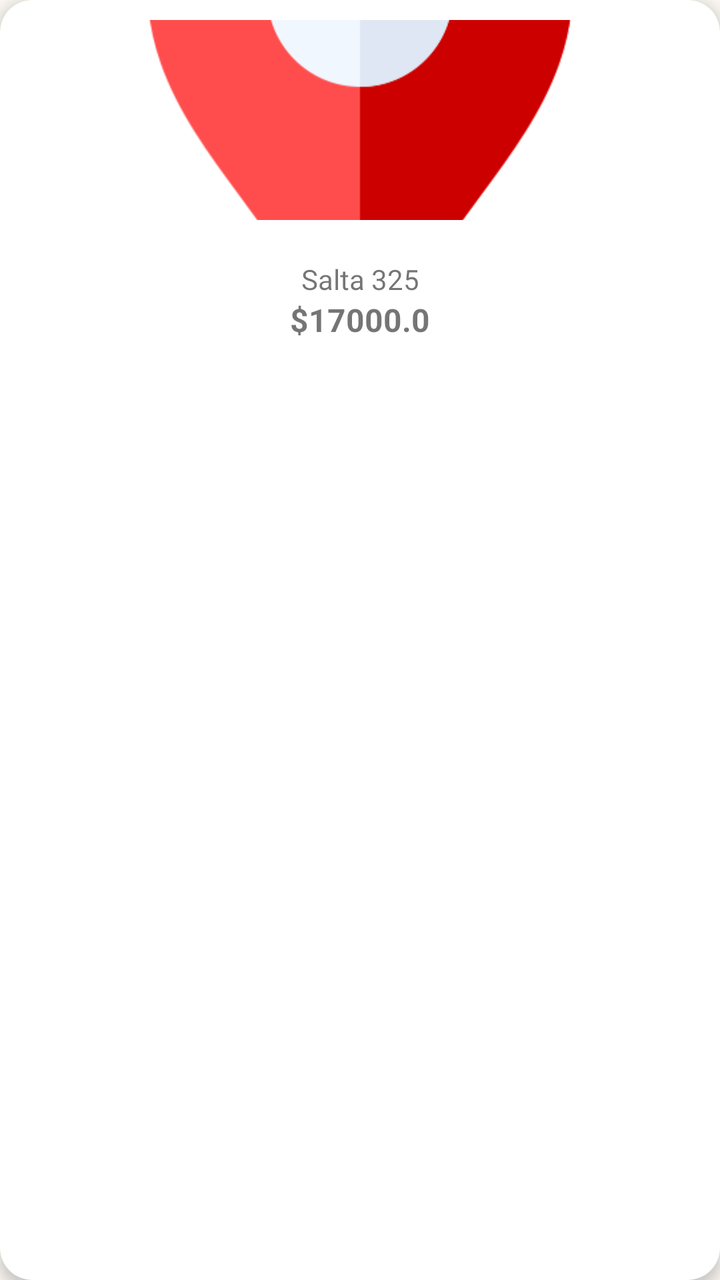
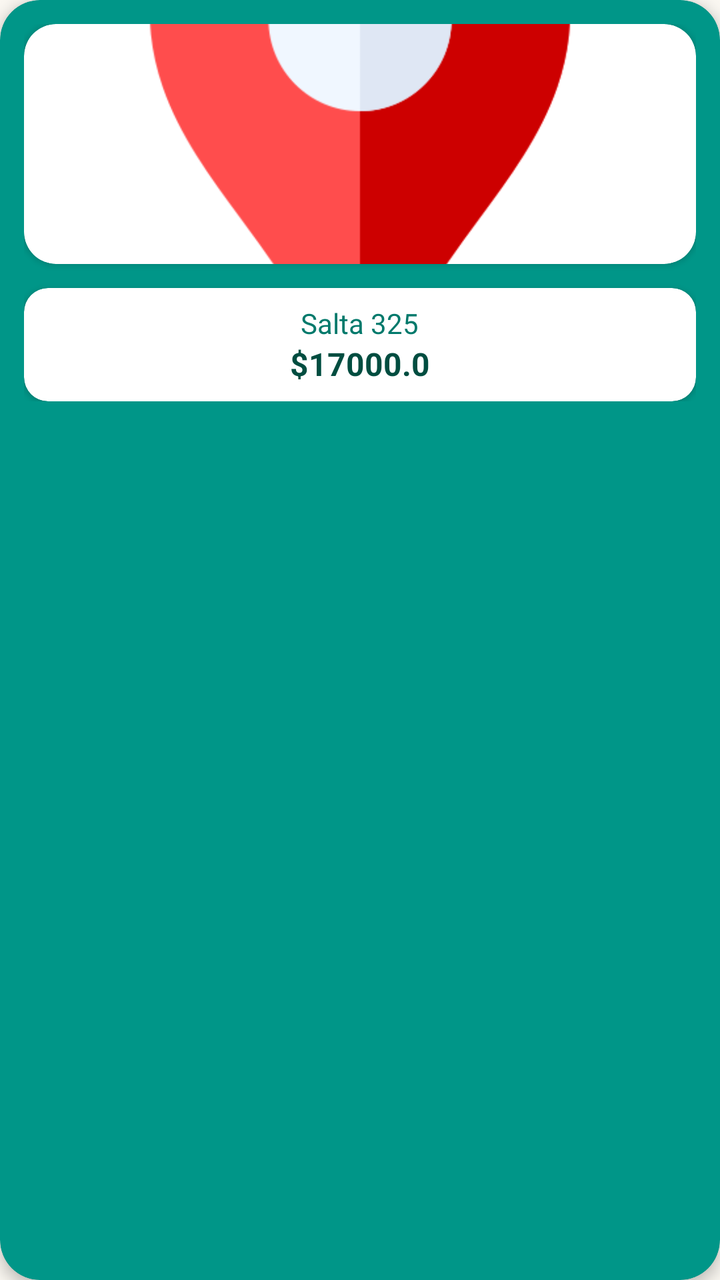

Screens rendered from an Android XML layout before and after an edit, with the pre-edit source and the edit as a unified diff.
<!-- AndroidManifest.xml: application theme Theme.Inmobiliaria -->
<!-- res/layout/item_inmueble.xml -->
<?xml version="1.0" encoding="utf-8"?>
<androidx.cardview.widget.CardView xmlns:android="http://schemas.android.com/apk/res/android"
    xmlns:app="http://schemas.android.com/apk/res-auto"
    android:layout_width="160dp"
    android:layout_height="wrap_content"
    android:layout_margin="8dp"
    app:cardCornerRadius="16dp"
    app:cardElevation="4dp" >

    <androidx.constraintlayout.widget.ConstraintLayout
    android:layout_width="match_parent"
    android:layout_height="wrap_content"
    android:padding="10dp">

    <ImageView
        android:id="@+id/imgInmueble"
        android:layout_width="0dp"
        android:layout_height="100dp"
        android:scaleType="centerCrop"
        android:src="@drawable/ubic"
        app:layout_constraintEnd_toEndOf="parent"
        app:layout_constraintStart_toStartOf="parent"
        app:layout_constraintTop_toTopOf="parent" />

    <androidx.constraintlayout.widget.ConstraintLayout
        android:layout_width="0dp"
        android:layout_height="wrap_content"
        android:layout_marginTop="12dp"
        android:padding="8dp"
        app:layout_constraintBottom_toBottomOf="parent"
        app:layout_constraintEnd_toEndOf="parent"
        app:layout_constraintStart_toStartOf="parent"
        app:layout_constraintTop_toBottomOf="@+id/imgInmueble">

        <TextView
            android:id="@+id/tvDireccion"
            android:layout_width="wrap_content"
            android:layout_height="wrap_content"
            android:text="Salta 325"
            android:textSize="14sp"
            app:layout_constraintEnd_toEndOf="parent"
            app:layout_constraintStart_toStartOf="parent"
            app:layout_constraintTop_toTopOf="parent" />

        <TextView
            android:id="@+id/tvPrecio"
            android:layout_width="wrap_content"
            android:layout_height="wrap_content"
            android:text="$17000.0"
            android:textSize="16sp"
            android:textStyle="bold"
            app:layout_constraintEnd_toEndOf="parent"
            app:layout_constraintStart_toStartOf="parent"
            app:layout_constraintTop_toBottomOf="@+id/tvDireccion" />
    </androidx.constraintlayout.widget.ConstraintLayout>

</androidx.constraintlayout.widget.ConstraintLayout>

</androidx.cardview.widget.CardView>
<!-- resources referenced by this layout -->
<resources>
  <!-- drawable ubic: png bitmap (drawable, 18653 bytes) -->
  <style name="Theme.Inmobiliaria" parent="Theme.MaterialComponents.DayNight.DarkActionBar">
          <item name="colorPrimary">@color/green</item>
          <item name="colorPrimaryVariant">@color/green_dark</item>
          <item name="colorOnPrimary">@color/white</item>
  
          <item name="colorSecondary">@color/accent_warm</item>
          <item name="colorSecondaryVariant">@color/accent_warm_dark</item>
          <item name="colorOnSecondary">@color/white</item>
  
          <item name="android:colorBackground">@color/bg_light</item>
          <item name="colorSurface">@color/surface_light</item>
          <item name="colorOnBackground">@color/text_light</item>
          <item name="colorOnSurface">@color/text_light</item>
  
          <item name="android:statusBarColor">?attr/colorPrimaryVariant</item>
      </style>
  <color name="green">#47BA52</color>
  <color name="green_dark">#2F8F3A</color>
  <color name="white">#FFFFFFFF</color>
  <color name="accent_warm">#D98E5F</color>
  <color name="accent_warm_dark">#B87447</color>
  <color name="bg_light">#FAF7F1</color>
  <color name="surface_light">#FFFDF8</color>
  <color name="text_light">#1E241E</color>
</resources>

<!-- the commit's change to res/layout/item_inmueble.xml (unified diff, before → after) -->
@@ -1,59 +1,71 @@
 <?xml version="1.0" encoding="utf-8"?>
 <androidx.cardview.widget.CardView xmlns:android="http://schemas.android.com/apk/res/android"
     xmlns:app="http://schemas.android.com/apk/res-auto"
-    android:layout_width="160dp"
+    android:layout_width="match_parent"
     android:layout_height="wrap_content"
     android:layout_margin="8dp"
-    app:cardCornerRadius="16dp"
-    app:cardElevation="4dp" >
+    android:backgroundTint="#009688"
+    app:cardCornerRadius="20dp"
+    app:cardElevation="4dp">
 
     <androidx.constraintlayout.widget.ConstraintLayout
-    android:layout_width="match_parent"
-    android:layout_height="wrap_content"
-    android:padding="10dp">
+        android:layout_width="match_parent"
+        android:layout_height="wrap_content"
+        android:padding="12dp">
 
-    <ImageView
-        android:id="@+id/imgInmueble"
-        android:layout_width="0dp"
-        android:layout_height="100dp"
-        android:scaleType="centerCrop"
-        android:src="@drawable/ubic"
-        app:layout_constraintEnd_toEndOf="parent"
-        app:layout_constraintStart_toStartOf="parent"
-        app:layout_constraintTop_toTopOf="parent" />
-
-    <androidx.constraintlayout.widget.ConstraintLayout
-        android:layout_width="0dp"
-        android:layout_height="wrap_content"
-        android:layout_marginTop="12dp"
-        android:padding="8dp"
-        app:layout_constraintBottom_toBottomOf="parent"
-        app:layout_constraintEnd_toEndOf="parent"
-        app:layout_constraintStart_toStartOf="parent"
-        app:layout_constraintTop_toBottomOf="@+id/imgInmueble">
-
-        <TextView
-            android:id="@+id/tvDireccion"
-            android:layout_width="wrap_content"
-            android:layout_height="wrap_content"
-            android:text="Salta 325"
-            android:textSize="14sp"
+        <androidx.cardview.widget.CardView
+            android:id="@+id/cardImagen"
+            android:layout_width="0dp"
+            android:layout_height="120dp"
+            app:cardCornerRadius="16dp"
             app:layout_constraintEnd_toEndOf="parent"
             app:layout_constraintStart_toStartOf="parent"
-            app:layout_constraintTop_toTopOf="parent" />
+            app:layout_constraintTop_toTopOf="parent">
 
-        <TextView
-            android:id="@+id/tvPrecio"
-            android:layout_width="wrap_content"
+            <ImageView
+                android:id="@+id/imgInmueble"
+                android:layout_width="match_parent"
+                android:layout_height="match_parent"
+                android:scaleType="centerCrop"
+                android:src="@drawable/ubic" />
+        </androidx.cardview.widget.CardView>
+
+        <androidx.cardview.widget.CardView
+            android:layout_width="0dp"
             android:layout_height="wrap_content"
-            android:text="$17000.0"
-            android:textSize="16sp"
-            android:textStyle="bold"
+            android:layout_marginTop="12dp"
+            android:backgroundTint="#FFFFFF"
+            app:cardCornerRadius="12dp"
+            app:layout_constraintBottom_toBottomOf="parent"
             app:layout_constraintEnd_toEndOf="parent"
             app:layout_constraintStart_toStartOf="parent"
-            app:layout_constraintTop_toBottomOf="@+id/tvDireccion" />
+            app:layout_constraintTop_toBottomOf="@+id/cardImagen">
+
+            <LinearLayout
+                android:layout_width="match_parent"
+                android:layout_height="wrap_content"
+                android:gravity="center"
+                android:orientation="vertical"
+                android:padding="8dp">
+
+                <TextView
+                    android:id="@+id/tvDireccion"
+                    android:layout_width="wrap_content"
+                    android:layout_height="wrap_content"
+                    android:text="Salta 325"
+                    android:textColor="#00796B"
+                    android:textSize="14sp" />
+
+                <TextView
+                    android:id="@+id/tvPrecio"
+                    android:layout_width="wrap_content"
+                    android:layout_height="wrap_content"
+                    android:text="$17000.0"
+                    android:textColor="#004D40"
+                    android:textSize="16sp"
+                    android:textStyle="bold" />
+            </LinearLayout>
+        </androidx.cardview.widget.CardView>
+
     </androidx.constraintlayout.widget.ConstraintLayout>
-
-</androidx.constraintlayout.widget.ConstraintLayout>
-
 </androidx.cardview.widget.CardView>
